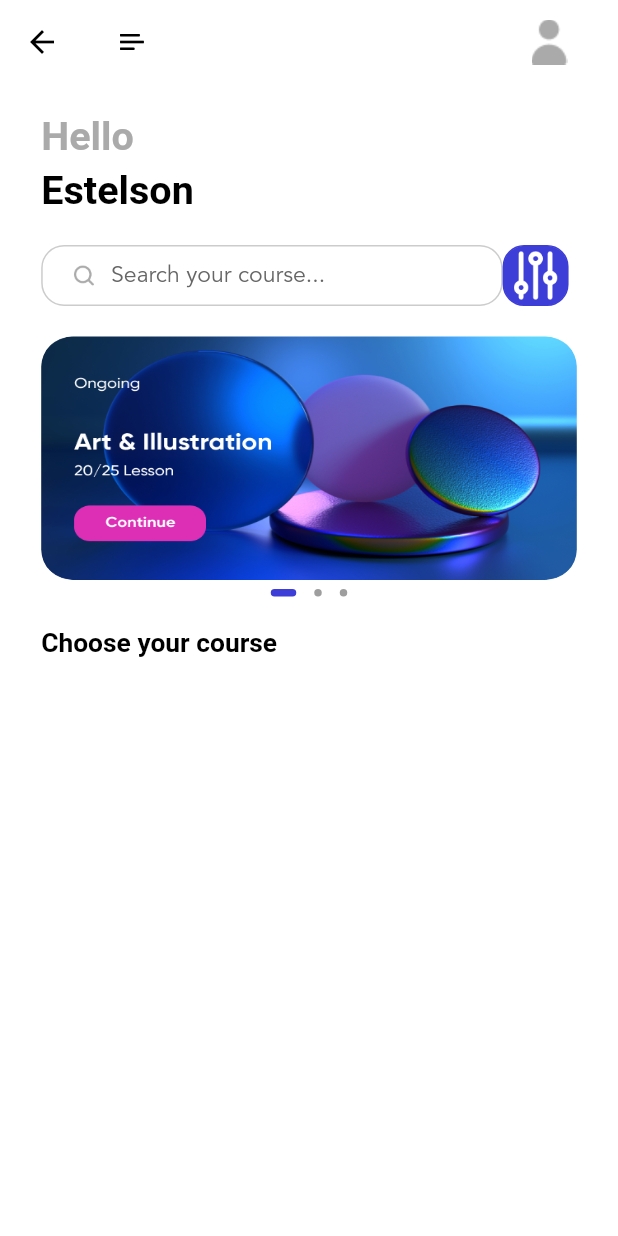
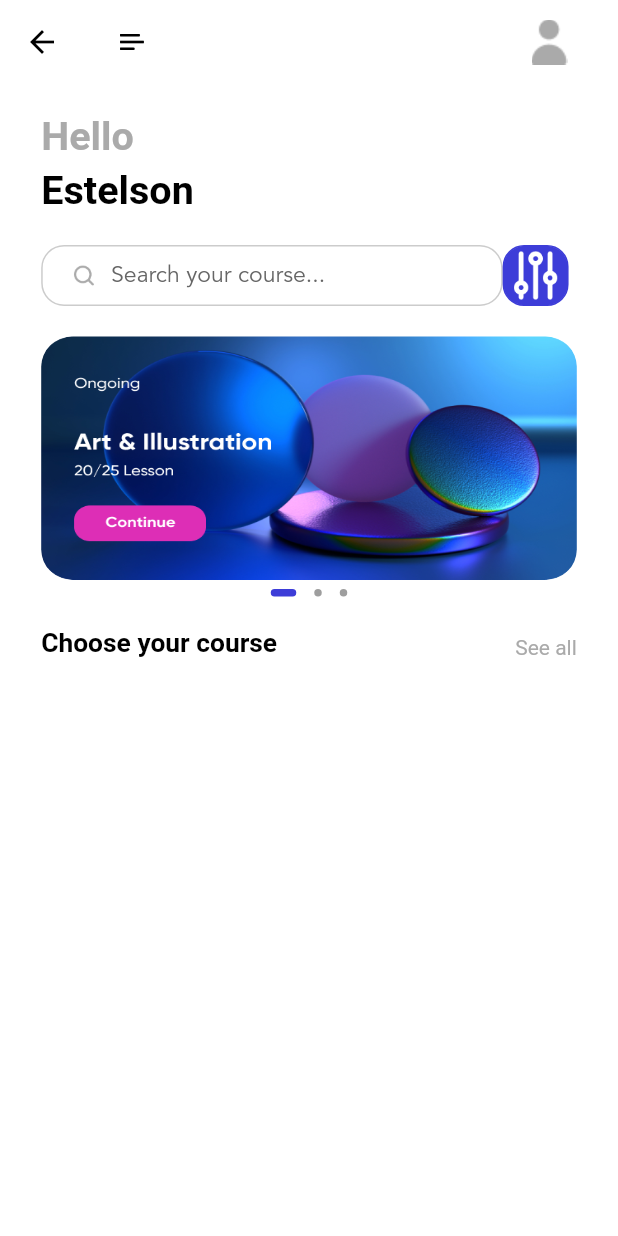
Before and after one commit to estelson/ulearning_app, a Flutter app: the HomePage screen opened by its route, on a phone screen of 412 x 824 dp. Run offline on Flutter 3.47's test engine with Material 2 defaults, Android fonts, the phone set to English and light mode, and no system bars; drawn by our look-alikes of dots_indicator; our stand-ins replace cloud_firestore, firebase_auth, firebase_core, flutter_bloc, flutter_screenutil, fluttertoast and 1 more; accounts and stored records are empty; generated files the repository leaves out were written again.

Commit message:
Seção 13: Home page and reusable section title - part 16

```diff
--- a/lib/pages/home/home_page.dart
+++ b/lib/pages/home/home_page.dart
@@ -28,7 +28,7 @@ class _HomePageState extends State<HomePage> {
               children: [
                 homePageText(
                   text: "Hello",
-                  color: AppColors.primaryThirdElementText,
+                  textColor: AppColors.primaryThirdElementText,
                   fontSize: 24.sp,
                   fontWeight: FontWeight.bold,
                 ),
--- a/lib/pages/home/widgets/home_page_widgets.dart
+++ b/lib/pages/home/widgets/home_page_widgets.dart
@@ -43,7 +43,7 @@ AppBar buildAppBar() {
 ///Reusable text widget
 Widget homePageText({
   required String text,
-  Color color = AppColors.primaryText,
+  Color textColor = AppColors.primaryText,
   double marginTop = 20,
   double? fontSize,
   FontWeight fontWeight = FontWeight.normal,
@@ -53,7 +53,7 @@ Widget homePageText({
     child: Text(
       text,
       style: TextStyle(
-        color: color,
+        color: textColor,
         fontSize: fontSize,
         fontWeight: fontWeight,
       ),
@@ -195,12 +195,21 @@ Widget menuView() {
   return Column(
     children: [
       Row(
+        mainAxisAlignment: MainAxisAlignment.spaceBetween,
+        crossAxisAlignment: CrossAxisAlignment.end,
         children: [
           homePageText(
             text: "Choose your course",
             marginTop: 15,
             fontWeight: FontWeight.bold,
             fontSize: 16.sp,
+          ),
+          GestureDetector(
+            child: homePageText(
+              text: "See all",
+              textColor: AppColors.primaryThirdElementText,
+              marginTop: 15,
+            ),
           )
         ],
       ),
```
